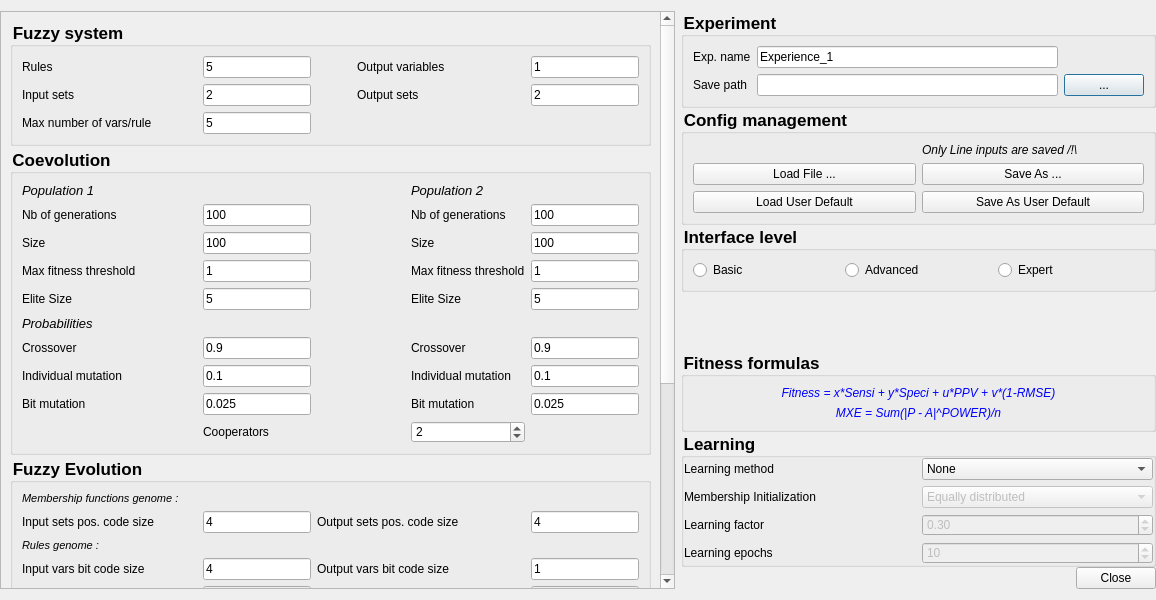
Before: the Qt Designer form fuge-lc/editparamsdialog.ui in ThibaultSchowing/FUGE-LC, drawn with Qt 5.
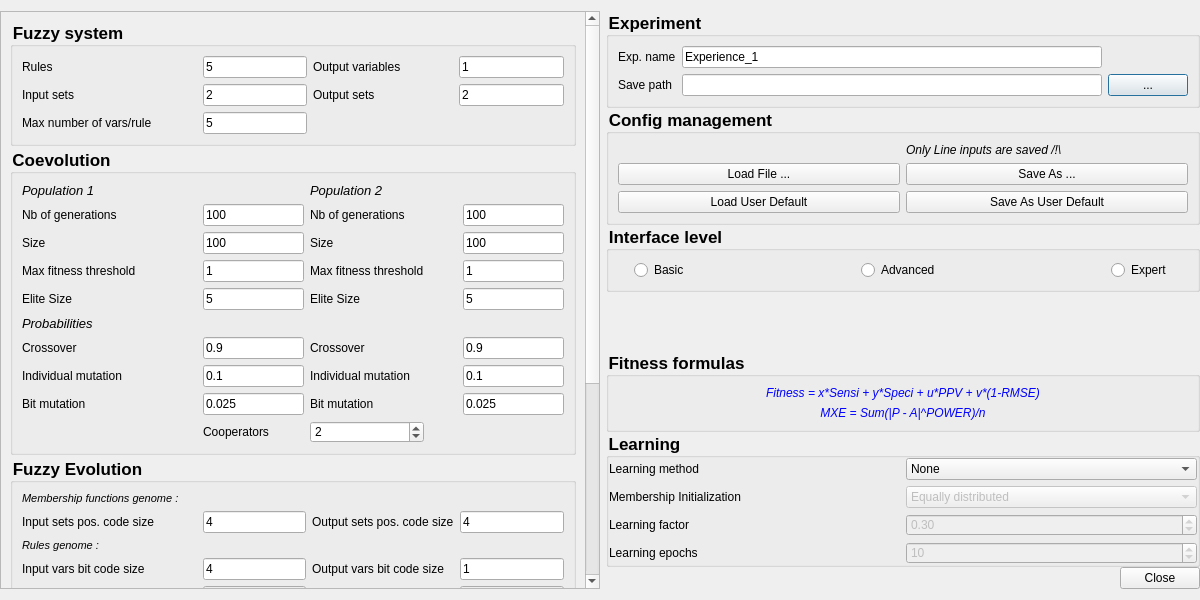
After: the same form once the commit is applied. Icons and pictures are not drawn.

Patch:
```diff
--- a/fuge-lc/editparamsdialog.ui
+++ b/fuge-lc/editparamsdialog.ui
@@ -9,7 +9,7 @@
    <rect>
     <x>0</x>
     <y>0</y>
-    <width>1151</width>
+    <width>1200</width>
     <height>600</height>
    </rect>
   </property>
@@ -19,6 +19,12 @@
     <verstretch>0</verstretch>
    </sizepolicy>
   </property>
+  <property name="minimumSize">
+   <size>
+    <width>1200</width>
+    <height>0</height>
+   </size>
+  </property>
   <property name="mouseTracking">
    <bool>true</bool>
   </property>
@@ -52,7 +58,7 @@
      </property>
      <property name="minimumSize">
       <size>
-       <width>675</width>
+       <width>600</width>
        <height>0</height>
       </size>
      </property>
@@ -66,8 +72,8 @@
       <property name="geometry">
        <rect>
         <x>0</x>
-        <y>-374</y>
-        <width>659</width>
+        <y>0</y>
+        <width>596</width>
         <height>954</height>
        </rect>
       </property>
@@ -269,6 +275,22 @@
               </property>
              </widget>
             </item>
+            <item row="1" column="3">
+             <spacer name="horizontalSpacer_4">
+              <property name="orientation">
+               <enum>Qt::Horizontal</enum>
+              </property>
+              <property name="sizeType">
+               <enum>QSizePolicy::Fixed</enum>
+              </property>
+              <property name="sizeHint" stdset="0">
+               <size>
+                <width>10</width>
+                <height>20</height>
+               </size>
+              </property>
+             </spacer>
+            </item>
             <item row="3" column="1">
              <widget class="QLineEdit" name="lineVarsPerRule">
               <property name="sizePolicy">
@@ -297,7 +319,7 @@
               </property>
              </widget>
             </item>
-            <item row="2" column="3">
+            <item row="2" column="2">
              <widget class="QLabel" name="label_33">
               <property name="toolTip">
                <string>Number of sets for the output variables</string>
@@ -308,23 +330,13 @@
              </widget>
             </item>
             <item row="1" column="2">
-             <spacer name="horizontalSpacer_4">
-              <property name="orientation">
-               <enum>Qt::Horizontal</enum>
-              </property>
-              <property name="sizeType">
-               <enum>QSizePolicy::Fixed</enum>
-              </property>
-              <property name="sizeHint" stdset="0">
-               <size>
-                <width>40</width>
-                <height>20</height>
-               </size>
-              </property>
-             </spacer>
-            </item>
-            <item row="1" column="3">
              <widget class="QLabel" name="label_4">
+              <property name="sizePolicy">
+               <sizepolicy hsizetype="Fixed" vsizetype="Preferred">
+                <horstretch>0</horstretch>
+                <verstretch>0</verstretch>
+               </sizepolicy>
+              </property>
               <property name="minimumSize">
                <size>
                 <width>130</width>
@@ -388,7 +400,7 @@
             <bool>false</bool>
            </property>
            <layout class="QGridLayout" name="gridLayout_6">
-            <item row="4" column="4">
+            <item row="4" column="5">
              <widget class="QLineEdit" name="lineFitPop2">
               <property name="sizePolicy">
                <sizepolicy hsizetype="Preferred" vsizetype="Fixed">
@@ -480,7 +492,7 @@
               </property>
              </widget>
             </item>
-            <item row="1" column="4">
+            <item row="1" column="5">
              <widget class="QLineEdit" name="lineGenPop2">
               <property name="sizePolicy">
                <sizepolicy hsizetype="Fixed" vsizetype="Fixed">
@@ -592,7 +604,7 @@
               </property>
              </widget>
             </item>
-            <item row="3" column="4">
+            <item row="3" column="5">
              <widget class="QLineEdit" name="linePop2">
               <property name="sizePolicy">
                <sizepolicy hsizetype="Preferred" vsizetype="Fixed">
@@ -661,7 +673,7 @@
               </property>
              </widget>
             </item>
-            <item row="6" column="4">
+            <item row="6" column="5">
              <widget class="QLineEdit" name="lineElitePop2">
               <property name="sizePolicy">
                <sizepolicy hsizetype="Preferred" vsizetype="Fixed">
@@ -858,7 +870,7 @@
               </property>
              </widget>
             </item>
-            <item row="10" column="4">
+            <item row="10" column="5">
              <widget class="QLineEdit" name="lineMutBitPop2">
               <property name="sizePolicy">
                <sizepolicy hsizetype="Preferred" vsizetype="Fixed">
@@ -906,7 +918,7 @@
               </property>
              </widget>
             </item>
-            <item row="9" column="4">
+            <item row="9" column="5">
              <widget class="QLineEdit" name="lineMutIndPop2">
               <property name="sizePolicy">
                <sizepolicy hsizetype="Preferred" vsizetype="Fixed">
@@ -934,7 +946,7 @@
               </property>
              </widget>
             </item>
-            <item row="8" column="4">
+            <item row="8" column="5">
              <widget class="QLineEdit" name="lineCxPop2">
               <property name="sizePolicy">
                <sizepolicy hsizetype="Preferred" vsizetype="Fixed">
@@ -1003,7 +1015,7 @@
               </property>
              </widget>
             </item>
-            <item row="1" column="2">
+            <item row="1" column="4">
              <spacer name="horizontalSpacer">
               <property name="orientation">
                <enum>Qt::Horizontal</enum>
@@ -2016,7 +2028,7 @@
      <item>
       <widget class="QGroupBox" name="groupBox_Experiment">
        <property name="sizePolicy">
-        <sizepolicy hsizetype="Expanding" vsizetype="Expanding">
+        <sizepolicy hsizetype="Preferred" vsizetype="Expanding">
          <horstretch>0</horstretch>
          <verstretch>0</verstretch>
         </sizepolicy>
@@ -2190,6 +2202,12 @@
         <string>Interface level</string>
        </property>
        <layout class="QHBoxLayout" name="horizontalLayout_2">
+        <property name="leftMargin">
+         <number>25</number>
+        </property>
+        <property name="rightMargin">
+         <number>25</number>
+        </property>
         <item>
          <widget class="QRadioButton" name="radioButton_basic">
           <property name="text">
@@ -2197,6 +2215,19 @@
           </property>
          </widget>
         </item>
+        <item>
+         <spacer name="horizontalSpacer_3">
+          <property name="orientation">
+           <enum>Qt::Horizontal</enum>
+          </property>
+          <property name="sizeHint" stdset="0">
+           <size>
+            <width>40</width>
+            <height>20</height>
+           </size>
+          </property>
+         </spacer>
+        </item>
         <item>
          <widget class="QRadioButton" name="radioButton_advanced">
           <property name="text">
@@ -2204,6 +2235,19 @@
           </property>
          </widget>
         </item>
+        <item>
+         <spacer name="horizontalSpacer_5">
+          <property name="orientation">
+           <enum>Qt::Horizontal</enum>
+          </property>
+          <property name="sizeHint" stdset="0">
+           <size>
+            <width>40</width>
+            <height>20</height>
+           </size>
+          </property>
+         </spacer>
+        </item>
         <item>
          <widget class="QRadioButton" name="radioButton_expert">
           <property name="text">
@@ -2230,14 +2274,14 @@
      <item>
       <widget class="QGroupBox" name="groupBox_formulas">
        <property name="sizePolicy">
-        <sizepolicy hsizetype="Fixed" vsizetype="Preferred">
+        <sizepolicy hsizetype="Preferred" vsizetype="Preferred">
          <horstretch>0</horstretch>
          <verstretch>0</verstretch>
         </sizepolicy>
        </property>
        <property name="minimumSize">
         <size>
-         <width>475</width>
+         <width>500</width>
          <height>0</height>
         </size>
        </property>
```
Left out of the diff: 34 changed lines with no effect on the pictures.
